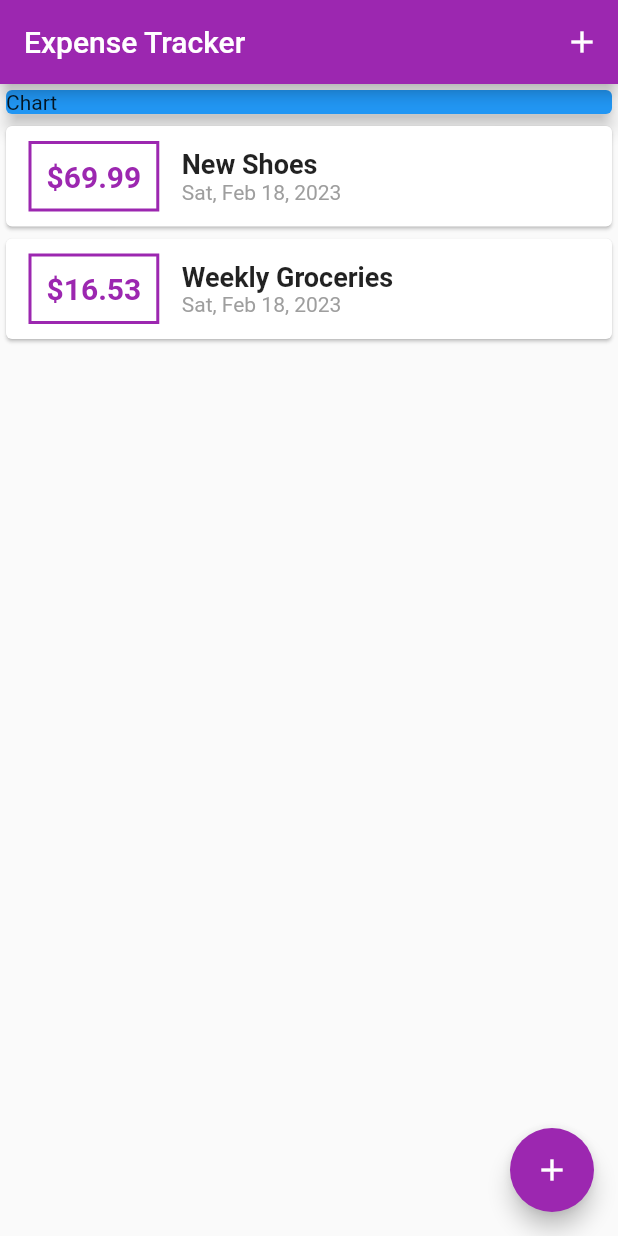
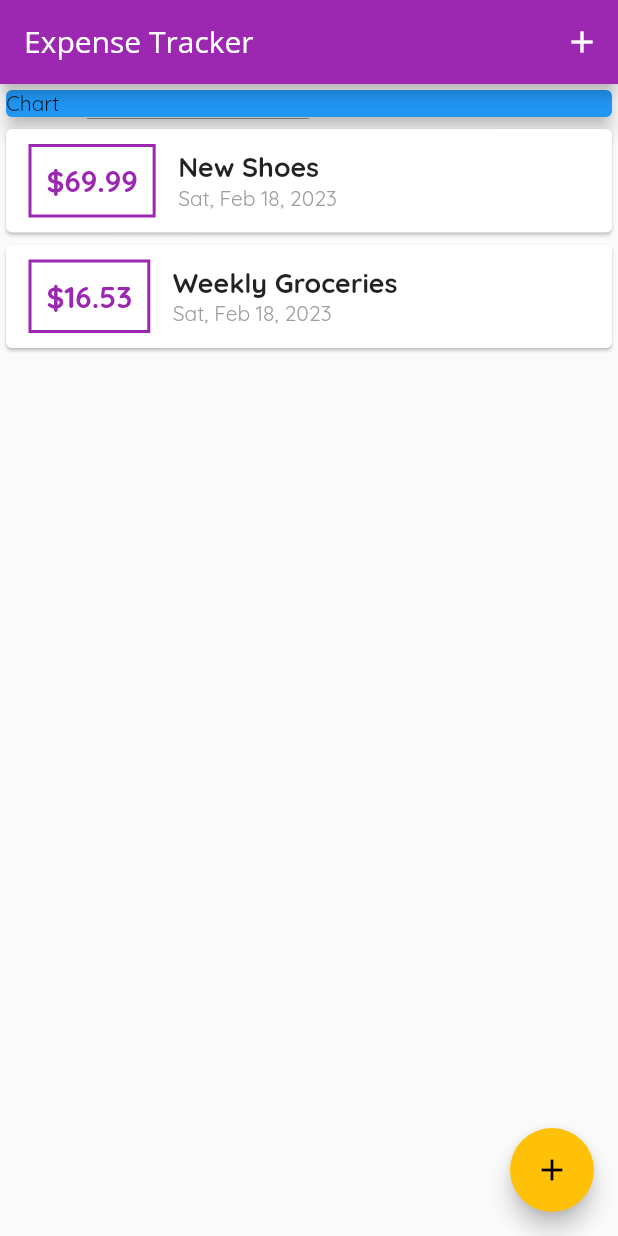
Before and after one commit to BugMasterArka/Flutter-Expense-App, a Flutter app: the screen it shows after launch, on a phone screen of 412 x 824 dp. Run offline on Flutter 3.47's test engine with Material 2 defaults, Android fonts, the phone set to English and light mode, and no system bars.

Commit message:
added basic basing to appBar and added fonts

```diff
--- a/lib/main.dart
+++ b/lib/main.dart
@@ -16,6 +16,14 @@ class MyApp extends StatelessWidget {
       title: 'Expense Tracker',
       theme: ThemeData(
         primarySwatch: Colors.purple,
+        accentColor: Colors.amber,
+        fontFamily: 'Quicksand',
+        appBarTheme: const AppBarTheme(
+          titleTextStyle: TextStyle(
+            fontFamily: 'OpenSans',
+            fontSize: 20,
+          )
+        )
       ),
       home: const MyHomePage(),
     );
@@ -67,7 +75,7 @@ class _MyHomePageState extends State<MyHomePage> {
   Widget build(BuildContext context) {
     return Scaffold(
       appBar: AppBar(
-        title: const Text('Expense Tracker'),
+        title: const Text('Expense Tracker',),
         actions: [
           IconButton(
               onPressed: () => _startAddNewTransaction(context),
--- a/lib/widgets/transaction_list.dart
+++ b/lib/widgets/transaction_list.dart
@@ -22,7 +22,7 @@ class TransactionList extends StatelessWidget {
                 padding: const EdgeInsets.all(10),
                 decoration: BoxDecoration(
                     border: Border.all(
-                  color: Colors.purple,
+                  color: Theme.of(context).primaryColor,
                   width: 2,
                 )),
                 child: Text(
```
Also changed, not shown: pubspec.yaml (+11 -11 lines), assets/fonts/OpenSans-Bold.ttf (added), assets/fonts/OpenSans-Regular.ttf (added), assets/fonts/Quicksand-Bold.ttf (added), assets/fonts/Quicksand-Light.ttf (added), assets/fonts/Quicksand-Medium.ttf (added), assets/fonts/Quicksand-Regular.ttf (added).
